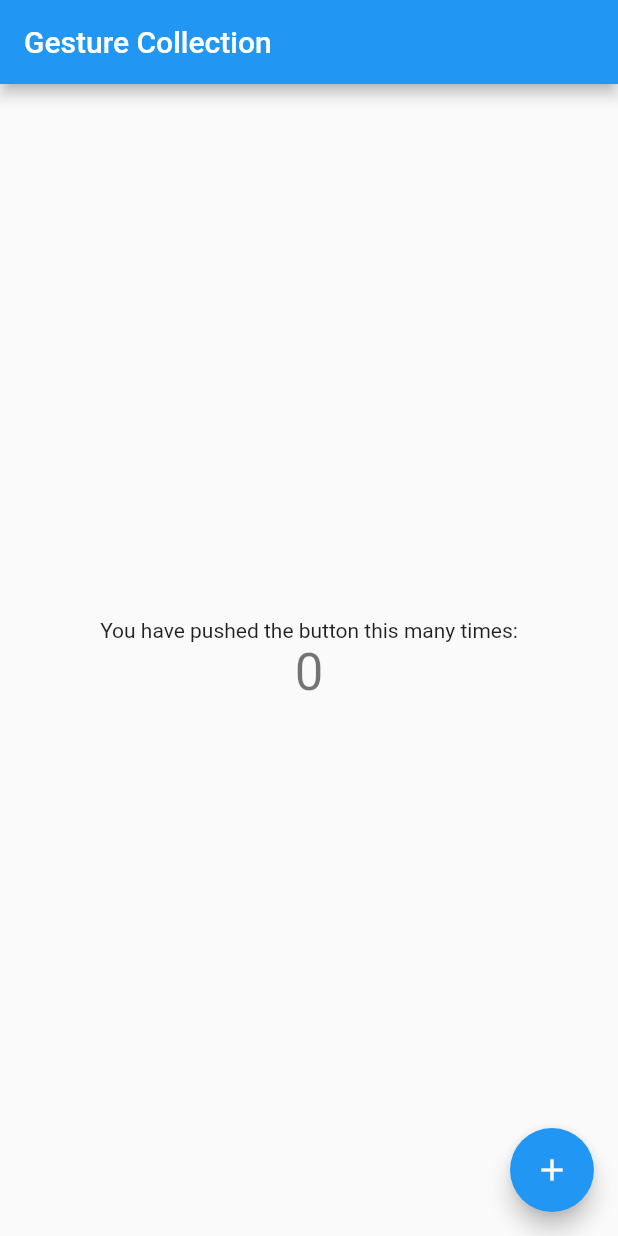
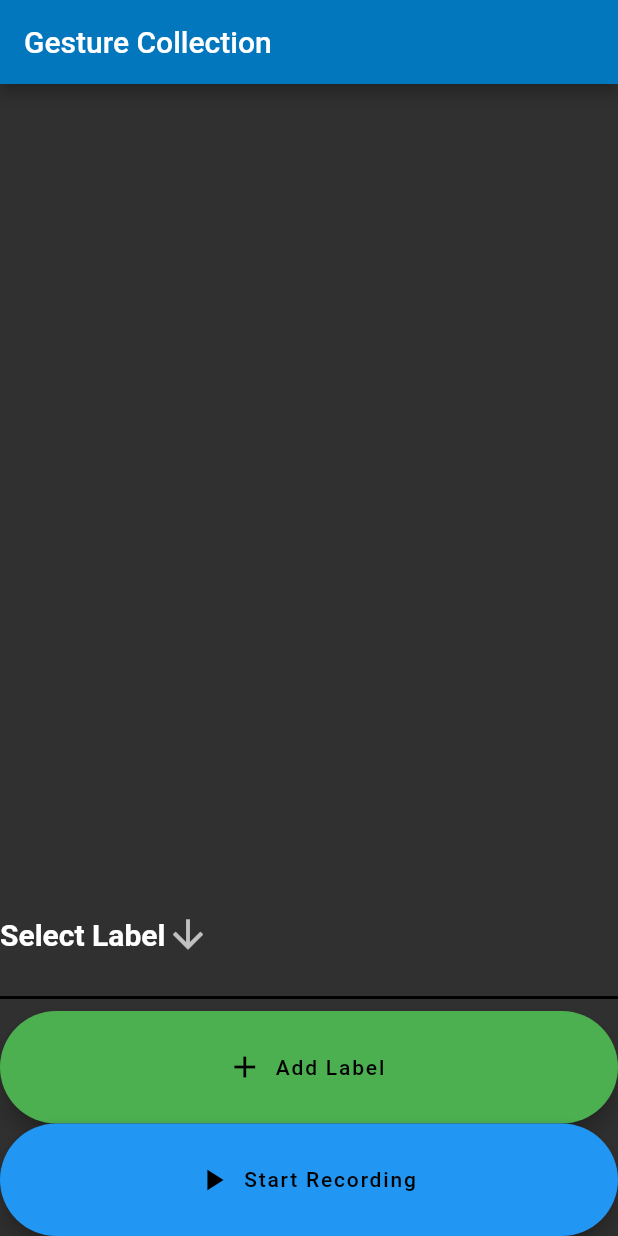
Before and after one commit to tmedeiros/gesture_collection, a Flutter app: the screen it shows after launch, on a phone screen of 412 x 824 dp. Run offline on Flutter 3.47's test engine with Material 2 defaults, Android fonts, the light colour scheme and no system bars; Roboto replaces fonts that are missing (Raleway).

Commit message:
Add files via upload

```diff
--- a/gesture_collection_app/lib/main.dart
+++ b/gesture_collection_app/lib/main.dart
@@ -1,113 +1,196 @@
+import 'package:flutter/foundation.dart';
 import 'package:flutter/material.dart';
-
+import 'record.dart';
+import 'dart:convert';
 void main() {
-  runApp(GestureApp());
+  runApp(MyApp());
 }
 
-class GestureApp extends StatelessWidget {
-  // This widget is the root of your application.
+class MyApp extends StatelessWidget {
   @override
   Widget build(BuildContext context) {
+    final appName = 'Gesture Collection';
+
     return MaterialApp(
-      title: 'Flutter Demo',
+      title: appName,
       theme: ThemeData(
-        // This is the theme of your application.
-        //
-        // Try running your application with "flutter run". You'll see the
-        // application has a blue toolbar. Then, without quitting the app, try
-        // changing the primarySwatch below to Colors.green and then invoke
-        // "hot reload" (press "r" in the console where you ran "flutter run",
-        // or simply save your changes to "hot reload" in a Flutter IDE).
-        // Notice that the counter didn't reset back to zero; the application
-        // is not restarted.
-        primarySwatch: Colors.blue,
+        // Define the default brightness and colors.
+        brightness: Brightness.dark,
+        primaryColor: Colors.lightBlue[800],
+        accentColor: Colors.cyan[600],
+
+        // Define the default font family.
+        fontFamily: 'Raleway',
+
+        // Define the default TextTheme. Use this to specify the default
+        // text styling for headlines, titles, bodies of text, and more.
+        textTheme: TextTheme(
+          headline1: TextStyle(fontSize: 72.0, fontWeight: FontWeight.bold),
+          headline6: TextStyle(fontSize: 36.0, fontStyle: FontStyle.italic),
+          bodyText2: TextStyle(fontSize: 14.0, fontFamily: 'Raleway'),
         ),
-      home: HomeScreen(title: 'Gesture Collection'),
+      ),
+      home: MyHomePage(
+        title: appName,
+      ),
     );
   }
  }
 
-class HomeScreen extends StatefulWidget {
-  HomeScreen({Key key, this.title}) : super(key: key);
-
-  // This widget is the home page of your application. It is stateful, meaning
-  // that it has a State object (defined below) that contains fields that affect
-  // how it looks.
-
-  // This class is the configuration for the state. It holds the values (in this
-  // case the title) provided by the parent (in this case the App widget) and
-  // used by the build method of the State. Fields in a Widget subclass are
-  // always marked "final".
-
+class MyHomePage extends StatelessWidget {
    final String title;
-
-  @override
-  _HomeScreenState createState() => _HomeScreenState();
+   void _navigateToNextScreen(BuildContext context) {
+     Navigator.of(context).push(MaterialPageRoute(builder: (context) => NewScreen()));
    }
-
-class _HomeScreenState extends State<HomeScreen> {
-  int _counter = 0;
-
-  void _incrementCounter() {
-    setState(() {
-      // This call to setState tells the Flutter framework that something has
-      // changed in this State, which causes it to rerun the build method below
-      // so that the display can reflect the updated values. If we changed
-      // _counter without calling setState(), then the build method would not be
-      // called again, and so nothing would appear to happen.
-      _counter += 4;
-    });
-  }
+  MyHomePage({Key key, @required this.title}) : super(key: key);
 
   @override
   Widget build(BuildContext context) {
-    // This method is rerun every time setState is called, for instance as done
-    // by the _incrementCounter method above.
-    //
-    // The Flutter framework has been optimized to make rerunning build methods
-    // fast, so that you can just rebuild anything that needs updating rather
-    // than having to individually change instances of widgets.
+    // var json = JsonDecoder().convert(data);
     return Scaffold(
       appBar: AppBar(
-        // Here we take the value from the HomeScreen object that was created by
-        // the App.build method, and use it to set our appbar title.
-        title: Text(widget.title),
+        title: Text(title),
       ),
-      body: Center(
-        // Center is a layout widget. It takes a single child and positions it
-        // in the middle of the parent.
-        child: Column(
-          // Column is also a layout widget. It takes a list of children and
-          // arranges them vertically. By default, it sizes itself to fit its
-          // children horizontally, and tries to be as tall as its parent.
-          //
-          // Invoke "debug painting" (press "p" in the console, choose the
-          // "Toggle Debug Paint" action from the Flutter Inspector in Android
-          // Studio, or the "Toggle Debug Paint" command in Visual Studio Code)
-          // to see the wireframe for each widget.
-          //
-          // Column has various properties to control how it sizes itself and
-          // how it positions its children. Here we use mainAxisAlignment to
-          // center the children vertically; the main axis here is the vertical
-          // axis because Columns are vertical (the cross axis would be
-          // horizontal).
-          mainAxisAlignment: MainAxisAlignment.center,
+
+      body: Column(
+          mainAxisAlignment: MainAxisAlignment.end,
+
             children: <Widget>[
-            Text(
-              'You have pushed the button this many times:',
+              SizedBox(height: 100),
+              new Row(  mainAxisAlignment: MainAxisAlignment.spaceEvenly,
+                children: <Widget>[
+              Expanded(child: Container(
+                                  height :75,
+                                  child: MyStatefulWidget())),],),
+              new Row(  mainAxisAlignment: MainAxisAlignment.spaceEvenly, children: <Widget>[Expanded(child: Container(height : 75,
+                    child: FloatingActionButton.extended(
+                      heroTag: 'next1',
+                    backgroundColor: Colors.green,
+                    foregroundColor: Colors.black,
+                    onPressed: ()=>  _asyncInputDialog(context),
+
+
+                      icon: Icon(Icons.add),
+                    label: Text('Add Label'),
                     ),
-            Text(
-              '$_counter',
-              style: Theme.of(context).textTheme.headline4,
-            ),
+
+             ),),
     ],
              ),
+              new Row(  mainAxisAlignment: MainAxisAlignment.spaceEvenly,children: <Widget>[Expanded(child: Container(height : 75,
+                child: FloatingActionButton.extended(
+                  heroTag: 'next2',
+                  backgroundColor: Colors.blue,
+                  foregroundColor: Colors.black,
+                  onPressed:() { _navigateToNextScreen(context);},
+
+                  icon: Icon(Icons.play_arrow),
+                  label: Text('Start Recording'),
                 ),
-      floatingActionButton: FloatingActionButton(
-        onPressed: _incrementCounter,
-        tooltip: 'Increment',
-        child: Icon(Icons.add),
-      ), // This trailing comma makes auto-formatting nicer for build methods.
+
+              ),),
+              ],),
+],
+      ),
+
     );
   }
 }
+class MyStatefulWidget extends StatefulWidget {
+  MyStatefulWidget({Key key}) : super(key: key);
+
+  @override
+  _MyStatefulWidgetState createState() => _MyStatefulWidgetState();
+}
+
+class _MyStatefulWidgetState extends State<MyStatefulWidget> {
+  String dropdownValue = 'Select Label';
+  List<String> item = <String>['Select Label', 'Running', 'Standing', 'Stairs'];
+  // Future<void> addItemToList() async {
+  //   final String name = await _asyncInputDialog(context);
+  //   setState(() {
+  //     item.insert(0,name);
+  //
+  //   });
+  // }
+  // var tagsJson = jsonDecode(arrayText)['tags'];
+  // List<String> tags = tagsJson != null ? List.from(tagsJson) : null;
+
+  @override
+  Widget build(BuildContext context) {
+    return DropdownButton<String>(
+      value: dropdownValue,
+      icon: Icon(Icons.arrow_downward),
+      iconSize: 30,
+      elevation: 16,
+      style: TextStyle(color: Colors.white,fontSize: 20,fontFamily: 'Raleway' ,fontWeight: FontWeight.bold),
+      underline: Container(
+        height: 2,
+        color: Colors.black,
+      ),
+      onChanged: (String newValue) {
+        setState(() {
+          dropdownValue = newValue;
+        });
+      },
+      items: item.map<DropdownMenuItem<String>>((String value) {
+        return DropdownMenuItem<String>(
+          value: value,
+          child: Text(value),
+        );
+      }).toList(),
+    );
+  }
+
+}
+
+
+Future _asyncInputDialog(BuildContext context) async {
+  String gestureName = '';
+
+
+  return showDialog(
+    context: context,
+    barrierDismissible: false, // dialog is dismissible with a tap on the barrier
+    builder: (BuildContext context) {
+      return AlertDialog(
+        title: Text('Input Label Name'),
+        content: new Row(
+          children: [
+            new Expanded(
+                child: new TextField(
+                  autofocus: true,
+                  decoration: new InputDecoration(
+                      labelText: 'Label', hintText: 'Running'),
+                  onChanged: (value) {
+                    gestureName = value;
+                  },
+                ))
+          ],
+        ),
+        actions: [
+          FlatButton(
+            child: Text('Add'),
+            onPressed: () {
+              Navigator.of(context).pop(gestureName);
+            },
+          ),
+        ],
+      );
+    },
+  );
+}
+// class label{
+//   final List<String> item = <String>[];
+//   label({this.item});
+// }
+//
+// List<label> parseJosn(String response) {
+//   if(response==null){
+//     return [];
+//   }
+//   final parsed =
+//   json.decode(response.toString()).cast<Map<String, dynamic>>();
+//   return parsed.map<Country>((json) => new Country.fromJson(json)).toList();
+// }
+// }
```
Also changed, not shown: gesture_collection_app/lib/record.dart (added, +15 -0 lines). Lines whose indentation alone changed are shown as unchanged.
